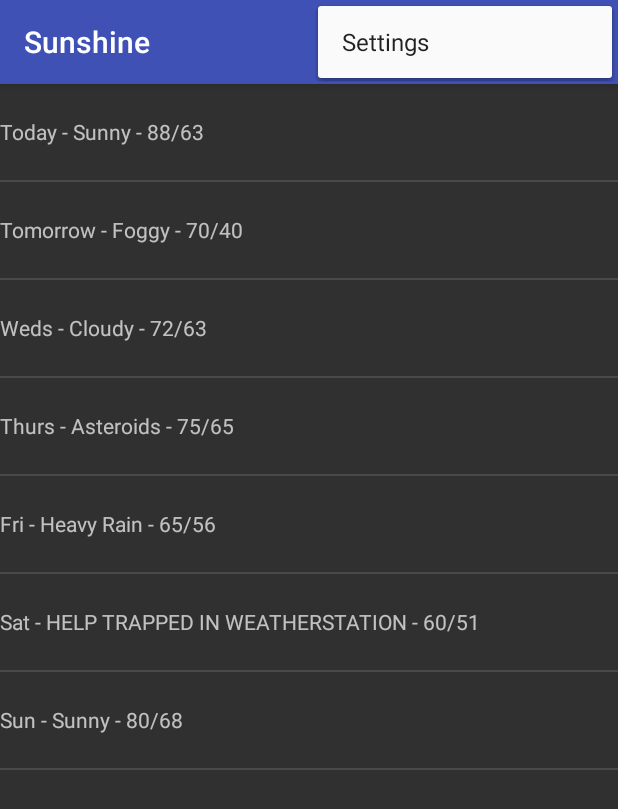
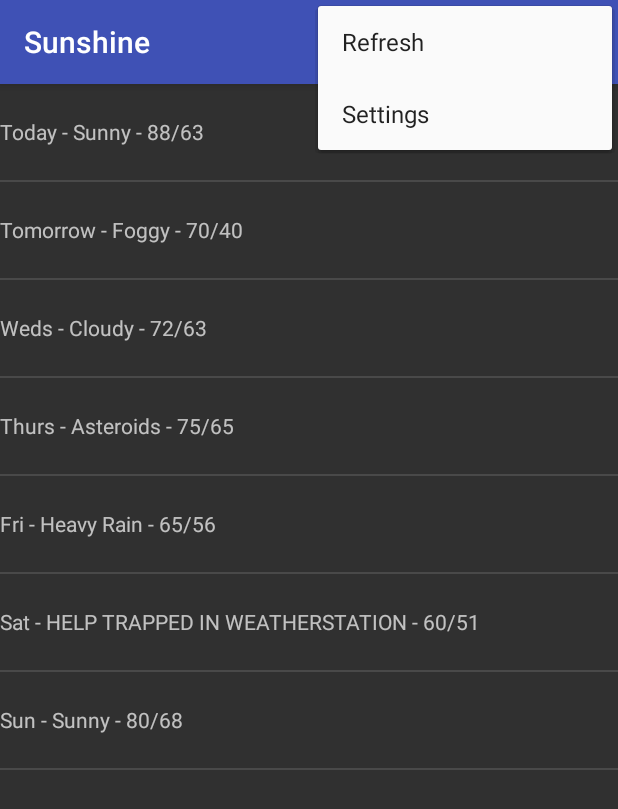
Before and after one commit to lvs-coding/LVS.Training.Android.Udacity.Sunshine, an Android app: the screen it shows after launch (MainActivity), with the options menu open, on a phone screen of 412 x 824 dp. Shown: the top 809 px of the screen. Run offline under Robolectric (Android 15) with nearby library versions, the phone set to English and light mode, and no system bars; 1 statement that could not run was skipped.

Commit message:
Added menu option Refresh

```diff
--- a/app/src/main/java/com/example/android/sunshine/app/ForecastFragment.java
+++ b/app/src/main/java/com/example/android/sunshine/app/ForecastFragment.java
@@ -4,12 +4,13 @@ import android.support.v4.app.Fragment;
 import android.os.Bundle;
 import android.util.Log;
 import android.view.LayoutInflater;
+import android.view.Menu;
+import android.view.MenuInflater;
+import android.view.MenuItem;
 import android.view.View;
 import android.view.ViewGroup;
 import android.widget.ArrayAdapter;
 import android.widget.ListView;
-
-import org.json.JSONArray;
 
 import java.util.ArrayList;
 import java.util.Arrays;
@@ -25,8 +26,36 @@ public class ForecastFragment extends Fragment implements FetchWeatherRequest {
     ArrayList<String> weekForecast;
     private ListView mListView;
 
+    @Override
+    public void onCreate(Bundle savedInstanceState) {
+        super.onCreate(savedInstanceState);
+        setHasOptionsMenu(true);
+    }
+
+    @Override
+    public void onCreateOptionsMenu(Menu menu,
+                                    MenuInflater inflater) {
+        inflater.inflate(R.menu.forecastfragment, menu);
+    }
+
+    @Override
+    public boolean onOptionsItemSelected(MenuItem item) {
+        // Handle action bar item clicks here. The action bar will
+        // automatically handle clicks on the Home/Up button, so long
+        // as you specify a parent activity in AndroidManifest.xml.
+        int id = item.getItemId();
+
+        //noinspection SimplifiableIfStatement
+        if (id == R.id.action_refresh) {
+            return true;
+        }
+
+        return super.onOptionsItemSelected(item);
+    }
+
     public View onCreateView(LayoutInflater inflater, ViewGroup container,
                              Bundle savedInstanceState) {
+
         View rootView = inflater.inflate(R.layout.fragment_main, container, false);
 
         //=== Add fake data
--- /dev/null
+++ b/app/src/main/res/menu/forecastfragment.xml
@@ -0,0 +1,7 @@
+<?xml version="1.0" encoding="utf-8"?>
+<menu xmlns:android="http://schemas.android.com/apk/res/android"
+    xmlns:app="http://schemas.android.com/apk/res-auto">
+    <item android:id="@+id/action_refresh"
+        android:title="@string/action_refresh"
+        app:showAsAction="never" />
+</menu>
--- a/app/src/main/res/values/strings.xml
+++ b/app/src/main/res/values/strings.xml
@@ -2,4 +2,6 @@
     <string name="app_name">Sunshine</string>
     <string name="action_settings">Settings</string>
 
+    <string name="action_refresh" translatable="false">Refresh</string>
+
 </resources>
```
